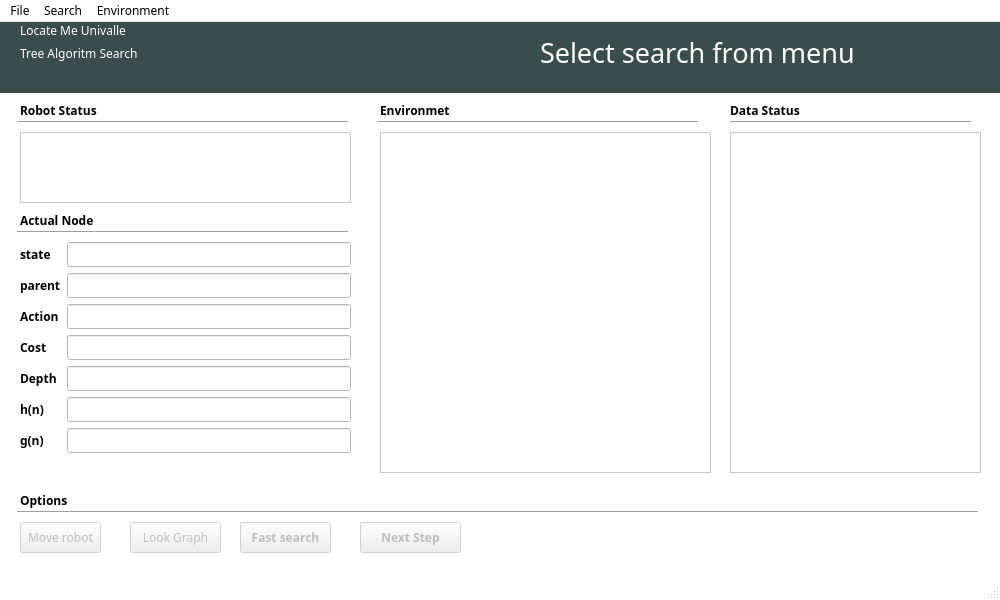
This is Clases/gui/MainWindow.ui in DonAurelio/ia-search-algorithms as Qt 5 draws it before an edit. The edited form follows.
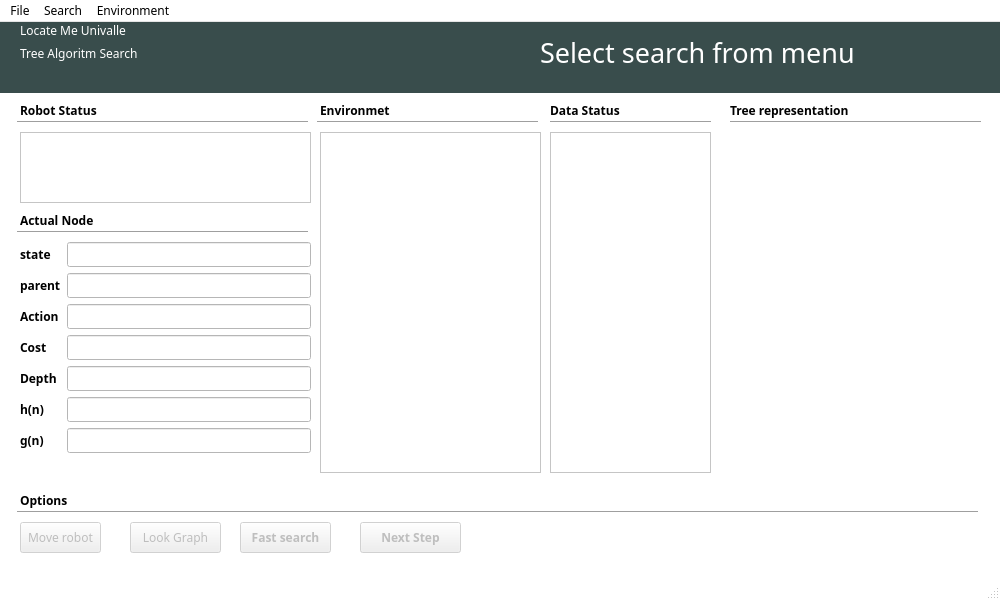
This is the edited form.

Commit message: Representacion del arbol en la interfaz, problema en la representacion de las expanciones de los nodos del arbol

```diff
--- a/Clases/gui/MainWindow.ui
+++ b/Clases/gui/MainWindow.ui
@@ -274,7 +274,7 @@
       <rect>
        <x>7</x>
        <y>10</y>
-       <width>331</width>
+       <width>291</width>
        <height>20</height>
       </rect>
      </property>
@@ -287,7 +287,7 @@
       <rect>
        <x>7</x>
        <y>120</y>
-       <width>331</width>
+       <width>291</width>
        <height>20</height>
       </rect>
      </property>
@@ -317,7 +317,7 @@
     <widget class="QLabel" name="labelDataStatus">
      <property name="geometry">
       <rect>
-       <x>720</x>
+       <x>540</x>
        <y>0</y>
        <width>111</width>
        <height>17</height>
@@ -336,9 +336,9 @@
     <widget class="Line" name="line_3">
      <property name="geometry">
       <rect>
-       <x>720</x>
+       <x>540</x>
        <y>10</y>
-       <width>241</width>
+       <width>161</width>
        <height>20</height>
       </rect>
      </property>
@@ -355,9 +355,9 @@
     <widget class="QPlainTextEdit" name="plainTextEditDataStatus">
      <property name="geometry">
       <rect>
-       <x>720</x>
+       <x>540</x>
        <y>30</y>
-       <width>251</width>
+       <width>161</width>
        <height>341</height>
       </rect>
      </property>
@@ -365,7 +365,7 @@
     <widget class="QLabel" name="labelEnvironment">
      <property name="geometry">
       <rect>
-       <x>370</x>
+       <x>310</x>
        <y>0</y>
        <width>111</width>
        <height>17</height>
@@ -384,9 +384,9 @@
     <widget class="Line" name="lineEnvironmet">
      <property name="geometry">
       <rect>
-       <x>367</x>
+       <x>307</x>
        <y>10</y>
-       <width>321</width>
+       <width>221</width>
        <height>20</height>
       </rect>
      </property>
@@ -399,7 +399,7 @@
       <rect>
        <x>10</x>
        <y>140</y>
-       <width>331</width>
+       <width>291</width>
        <height>311</height>
       </rect>
      </property>
@@ -684,9 +684,9 @@
      </property>
      <property name="geometry">
       <rect>
-       <x>370</x>
+       <x>310</x>
        <y>30</y>
-       <width>331</width>
+       <width>221</width>
        <height>341</height>
       </rect>
      </property>
@@ -702,7 +702,7 @@
       <rect>
        <x>10</x>
        <y>30</y>
-       <width>331</width>
+       <width>291</width>
        <height>71</height>
       </rect>
      </property>
@@ -710,25 +710,57 @@
       <bool>true</bool>
      </property>
     </widget>
-    <zorder>labelRobotStatus</zorder>
-    <zorder>lineRobotStatus</zorder>
-    <zorder>lineActualNode</zorder>
-    <zorder>labelActualNode</zorder>
-    <zorder>labelDataStatus</zorder>
-    <zorder>line_3</zorder>
-    <zorder>plainTextEditDataStatus</zorder>
-    <zorder>labelEnvironment</zorder>
-    <zorder>lineEnvironmet</zorder>
-    <zorder>layoutWidget</zorder>
-    <zorder>lineRobotStatus_2</zorder>
-    <zorder>labelRobotStatus_2</zorder>
-    <zorder>pushButtonMoveRobot</zorder>
-    <zorder>pushButtonLookGraph</zorder>
-    <zorder>pushButtonNextStep</zorder>
-    <zorder>pushButtonFastSearch</zorder>
-    <zorder>tableWidgetEnvironment</zorder>
-    <zorder>plainTextEditRobotStatus</zorder>
-    <zorder>lineEditParent</zorder>
+    <widget class="QLabel" name="labelTreeGraph">
+     <property name="geometry">
+      <rect>
+       <x>710</x>
+       <y>30</y>
+       <width>261</width>
+       <height>341</height>
+      </rect>
+     </property>
+     <property name="text">
+      <string/>
+     </property>
+    </widget>
+    <widget class="Line" name="line_4">
+     <property name="geometry">
+      <rect>
+       <x>720</x>
+       <y>10</y>
+       <width>251</width>
+       <height>20</height>
+      </rect>
+     </property>
+     <property name="font">
+      <font>
+       <weight>75</weight>
+       <bold>true</bold>
+      </font>
+     </property>
+     <property name="orientation">
+      <enum>Qt::Horizontal</enum>
+     </property>
+    </widget>
+    <widget class="QLabel" name="labelDataStatus_2">
+     <property name="geometry">
+      <rect>
+       <x>720</x>
+       <y>0</y>
+       <width>181</width>
+       <height>17</height>
+      </rect>
+     </property>
+     <property name="font">
+      <font>
+       <weight>75</weight>
+       <bold>true</bold>
+      </font>
+     </property>
+     <property name="text">
+      <string>Tree representation</string>
+     </property>
+    </widget>
    </widget>
   </widget>
   <widget class="QMenuBar" name="menubar">
```
The commit also changes 4 other files.
